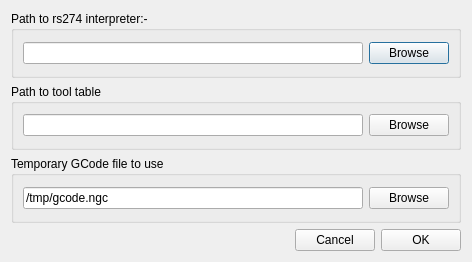
Before: the Qt Designer form settings.ui in QGCoder/qgcoder, drawn with Qt 5.
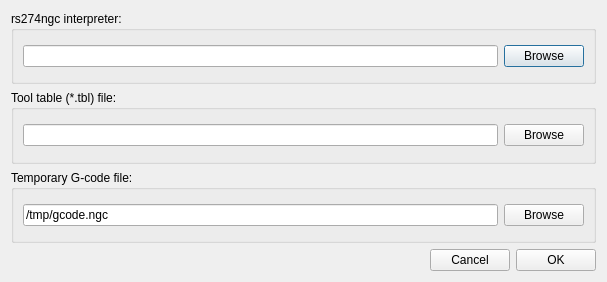
After: the same form once the commit is applied.

Patch:
```diff
--- a/settings.ui
+++ b/settings.ui
@@ -6,8 +6,8 @@
    <rect>
     <x>0</x>
     <y>0</y>
-    <width>472</width>
-    <height>262</height>
+    <width>607</width>
+    <height>282</height>
    </rect>
   </property>
   <property name="windowTitle">
@@ -17,7 +17,7 @@
    <item row="0" column="0" colspan="3">
     <widget class="QGroupBox" name="groupBox">
      <property name="title">
-      <string>Path to rs274 interpreter:-</string>
+      <string>rs274ngc interpreter:</string>
      </property>
      <layout class="QGridLayout" name="gridLayout">
       <item row="0" column="0">
@@ -41,7 +41,7 @@
    <item row="1" column="0" colspan="3">
     <widget class="QGroupBox" name="groupBox_2">
      <property name="title">
-      <string>Path to tool table</string>
+      <string>Tool table (*.tbl) file:</string>
      </property>
      <layout class="QGridLayout" name="gridLayout_2">
       <item row="0" column="0">
@@ -65,7 +65,7 @@
    <item row="2" column="0" colspan="3">
     <widget class="QGroupBox" name="groupBox_3">
      <property name="title">
-      <string>Temporary GCode file to use</string>
+      <string>Temporary G-code file:</string>
      </property>
      <layout class="QGridLayout" name="gridLayout_3">
       <item row="0" column="0">
```
Left out of the diff: 2 changed lines with no effect on the pictures.
